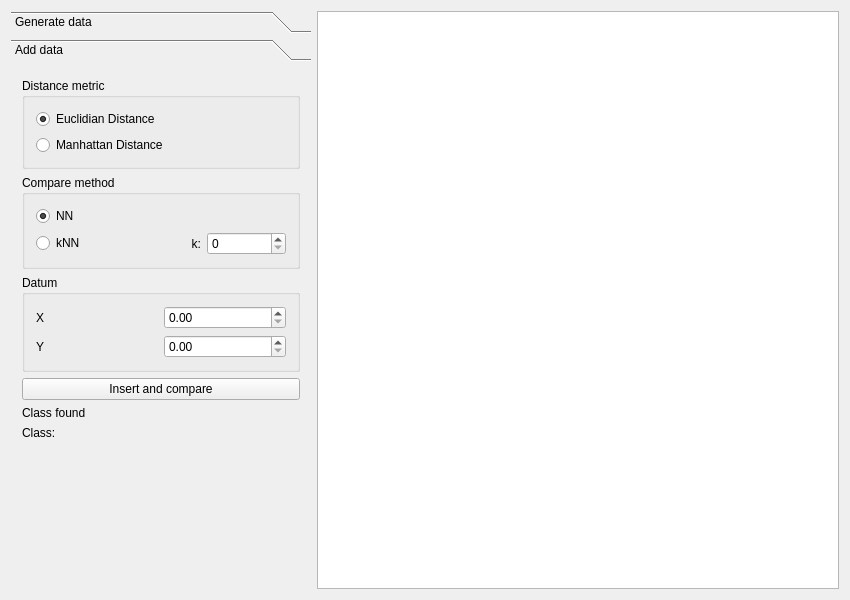
Above: mainwindow.ui from olavph/Classifier before the change. Below: the same form after it.
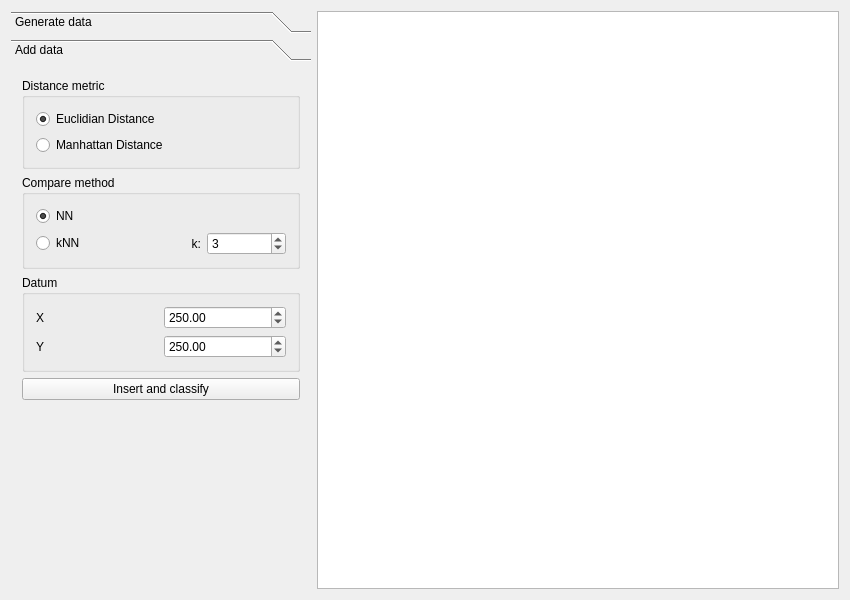
That is the form after the change. The open tabs and pages were chosen to show the change.

Commit message: Insert and classify data implemented. Version sent to moodle. kNN not working. Missing more than two dimensions.

Patch:
```diff
--- a/mainwindow.ui
+++ b/mainwindow.ui
@@ -571,7 +571,14 @@
               </widget>
              </item>
              <item>
-              <widget class="QSpinBox" name="kNNSpinBox"/>
+              <widget class="QSpinBox" name="kNNSpinBox">
+               <property name="minimum">
+                <number>1</number>
+               </property>
+               <property name="value">
+                <number>3</number>
+               </property>
+              </widget>
              </item>
             </layout>
            </item>
@@ -594,7 +601,17 @@
               </widget>
              </item>
              <item>
-              <widget class="QDoubleSpinBox" name="AddDataXSpinBox"/>
+              <widget class="QDoubleSpinBox" name="AddDataXSpinBox">
+               <property name="minimum">
+                <double>-999999999.000000000000000</double>
+               </property>
+               <property name="maximum">
+                <double>999999999.000000000000000</double>
+               </property>
+               <property name="value">
+                <double>250.000000000000000</double>
+               </property>
+              </widget>
              </item>
             </layout>
            </item>
@@ -608,7 +625,17 @@
               </widget>
              </item>
              <item>
-              <widget class="QDoubleSpinBox" name="AddDataYSpinBox"/>
+              <widget class="QDoubleSpinBox" name="AddDataYSpinBox">
+               <property name="minimum">
+                <double>-999999999.000000000000000</double>
+               </property>
+               <property name="maximum">
+                <double>999999999.000000000000000</double>
+               </property>
+               <property name="value">
+                <double>250.000000000000000</double>
+               </property>
+              </widget>
              </item>
             </layout>
            </item>
@@ -618,21 +645,7 @@
         <item>
          <widget class="QPushButton" name="InsertAndCompareButton">
           <property name="text">
-           <string>Insert and compare</string>
-          </property>
-         </widget>
-        </item>
-        <item>
-         <widget class="QLabel" name="label_3">
-          <property name="text">
-           <string>Class found</string>
-          </property>
-         </widget>
-        </item>
-        <item>
-         <widget class="QLabel" name="label_2">
-          <property name="text">
-           <string>Class:</string>
+           <string>Insert and classify</string>
           </property>
          </widget>
         </item>
```
Left out of the diff: 17 changed lines with no effect on the pictures. The commit also changes 2 other files.
